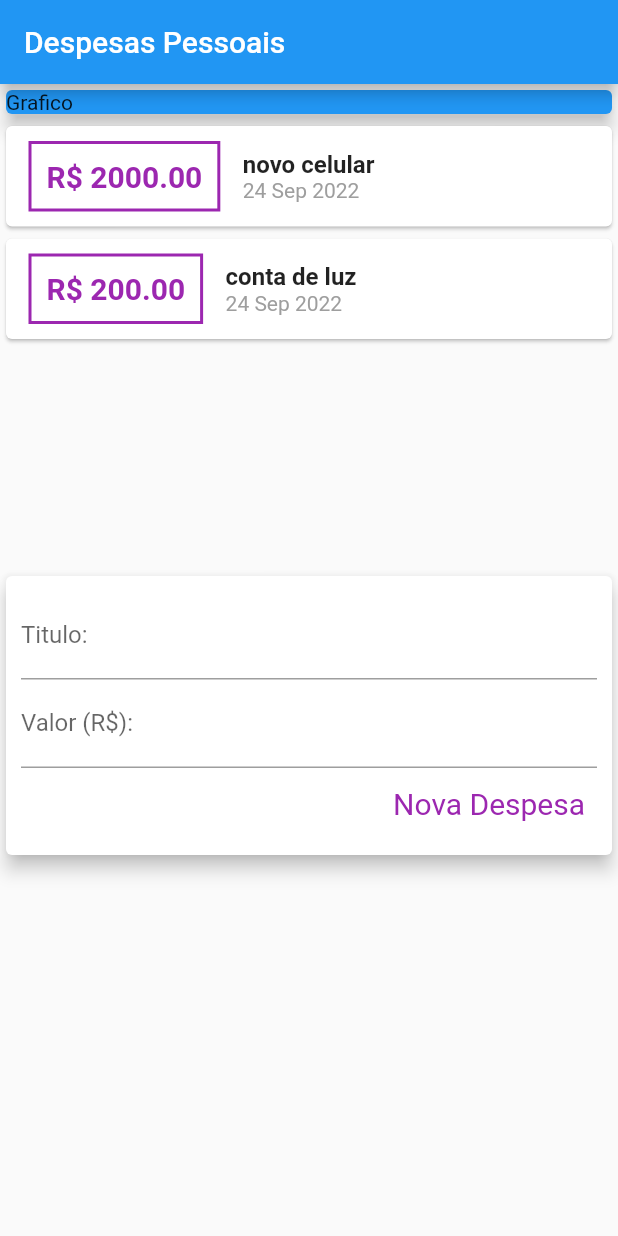
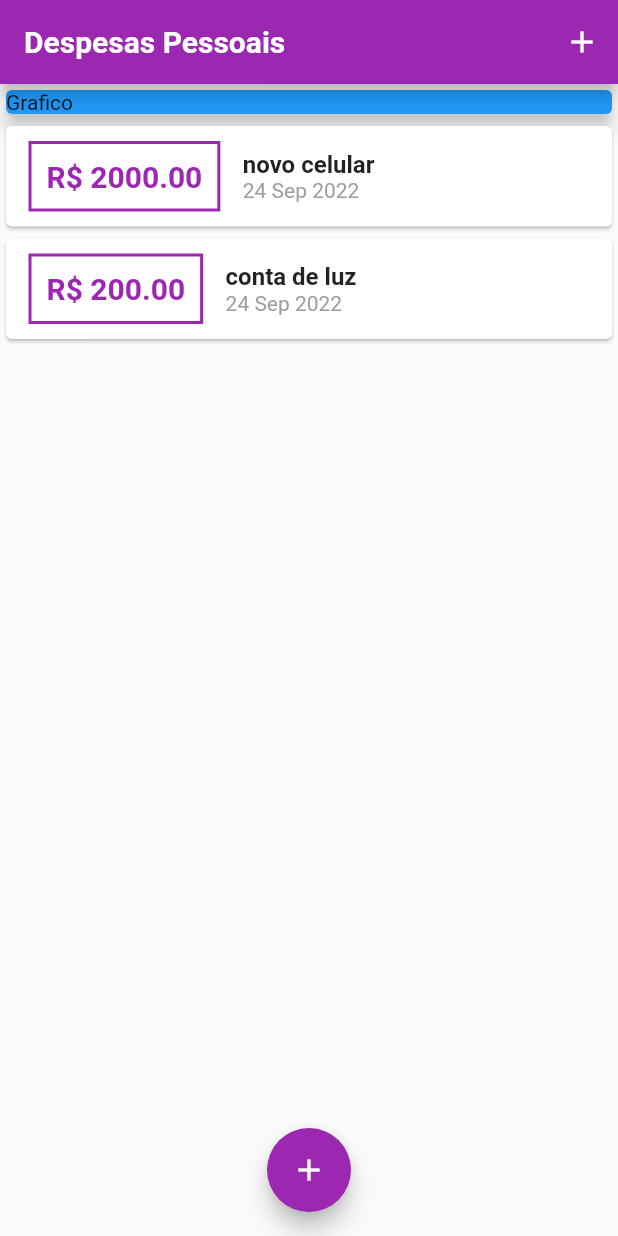
Before and after one commit to LuizFernandesOliveira/flutter-app-personal-expenses, a Flutter app: the screen it shows after launch, on a phone screen of 412 x 824 dp. Run offline on Flutter 3.47's test engine with Material 2 defaults, Android fonts, the phone set to English and light mode, and no system bars.

Commit message:
feat: add fonts

```diff
--- a/lib/components/expense_list.dart
+++ b/lib/components/expense_list.dart
@@ -19,13 +19,10 @@ class ExpenseList extends StatelessWidget {
               child: Row(
                 children: [
                   Container(
-                    margin: const EdgeInsets.symmetric(
-                      horizontal: 15,
-                      vertical: 10,
-                    ),
+                    margin: const EdgeInsets.symmetric(horizontal: 15, vertical: 10),
                     decoration: BoxDecoration(
                       border: Border.all(
-                          color: Colors.purple,
+                          color: Theme.of(context).primaryColor,
                           width: 2
                       ),
                     ),
--- a/lib/components/expense_user.dart
+++ /dev/null
@@ -1,42 +0,0 @@
-import 'dart:math';
-
-import 'package:app_personal_expenses/components/expense_form.dart';
-import 'package:app_personal_expenses/components/expense_list.dart';
-import 'package:flutter/material.dart';
-import '../models/expense.dart';
-
-
-class ExpenseUser extends StatefulWidget {
-
-  @override
-  State<ExpenseUser> createState() => _ExpenseUserState();
-}
-
-class _ExpenseUserState extends State<ExpenseUser> {
-  final _expenses = [
-    Expense(id: 'e1', title: 'novo celular', value: 2000, date: DateTime.now()),
-    Expense(id: 'e2', title: 'conta de luz', value: 200, date: DateTime.now()),
-  ];
-
-  _addExpense(String title, double value) {
-    final newExpense = Expense(
-        id: Random().nextDouble().toString(),
-        title: title,
-        value: value,
-        date: DateTime.now()
-    );
-    setState(() {
-      _expenses.add(newExpense);
-    });
-  }
-
-  @override
-  Widget build(BuildContext context) {
-    return Column(
-      children: [
-        ExpenseList(expenses: _expenses),
-        ExpenseForm(onSubmit: _addExpense),
-      ],
-    );
-  }
-}
--- a/lib/main.dart
+++ b/lib/main.dart
@@ -1,5 +1,9 @@
-import 'package:app_personal_expenses/components/expense_user.dart';
+import 'dart:math';
+
+import 'package:app_personal_expenses/components/expense_form.dart';
 import 'package:flutter/material.dart';
+import 'components/expense_list.dart';
+import 'models/expense.dart';
 
 void main() => runApp(PersonalExpensesApp());
 
@@ -9,33 +13,86 @@ class PersonalExpensesApp extends StatelessWidget {
   Widget build(BuildContext context) {
     return MaterialApp(
       home: HomePage(),
+      theme: ThemeData(
+        primarySwatch: Colors.purple,
+        fontFamily: 'Roboto',
+        appBarTheme: const AppBarTheme(
+          titleTextStyle: TextStyle(
+            fontFamily: 'Roboto',
+            fontSize: 20,
+            fontWeight: FontWeight.bold,
+          )
+        )
+      ),
     );
   }
 }
 
-class HomePage extends StatelessWidget {
+class HomePage extends StatefulWidget {
+  @override
+  State<HomePage> createState() => _HomePageState();
+}
+
+class _HomePageState extends State<HomePage> {
+  final _expenses = [
+    Expense(id: 'e1', title: 'novo celular', value: 2000, date: DateTime.now()),
+    Expense(id: 'e2', title: 'conta de luz', value: 200, date: DateTime.now()),
+  ];
+
+  _addExpense(String title, double value) {
+    final newExpense = Expense(
+        id: Random().nextDouble().toString(),
+        title: title,
+        value: value,
+        date: DateTime.now()
+    );
+    setState(() {
+      _expenses.add(newExpense);
+    });
+    Navigator.of(context).pop();
+  }
+
+  _openExpenseFormModal(BuildContext context) {
+    showModalBottomSheet(
+      context: context,
+      builder: (_) {
+        return ExpenseForm(onSubmit: _addExpense);
+      },
+    );
+  }
 
   @override
   Widget build(BuildContext context) {
     return Scaffold(
       appBar: AppBar(
-        title: Text('Despesas Pessoais'),
+        title: const Text('Despesas Pessoais'),
+        actions: [
+          IconButton(
+            onPressed: () => _openExpenseFormModal(context),
+            icon: const Icon(Icons.add)
+          ),
+        ],
       ),
       body: SingleChildScrollView(
         child: Column(
           crossAxisAlignment: CrossAxisAlignment.stretch,
           children: <Widget>[
             Container(
-              child: Card(
+              child: const Card(
                 color: Colors.blue,
                 child: Text('Grafico'),
                 elevation: 5,
               ),
             ),
-            ExpenseUser(),
+            ExpenseList(expenses: _expenses),
           ],
         ),
       ),
+      floatingActionButton: FloatingActionButton(
+        onPressed: () => _openExpenseFormModal(context),
+        child: const Icon(Icons.add),
+      ),
+      floatingActionButtonLocation: FloatingActionButtonLocation.centerFloat,
     );
   }
 }
```
Also changed, not shown: lib/components/expense_form.dart (+11 -5 lines), pubspec.yaml (+6 -6 lines), assets/fonts/Roboto-Black.ttf (added), assets/fonts/Roboto-BlackItalic.ttf (added), assets/fonts/Roboto-Bold.ttf (added), assets/fonts/Roboto-BoldItalic.ttf (added), assets/fonts/Roboto-Italic.ttf (added), assets/fonts/Roboto-Light.ttf (added), assets/fonts/Roboto-LightItalic.ttf (added), assets/fonts/Roboto-Medium.ttf (added), assets/fonts/Roboto-MediumItalic.ttf (added), assets/fonts/Roboto-Regular.ttf (added), assets/fonts/Roboto-Thin.ttf (added), assets/fonts/Roboto-ThinItalic.ttf (added).
